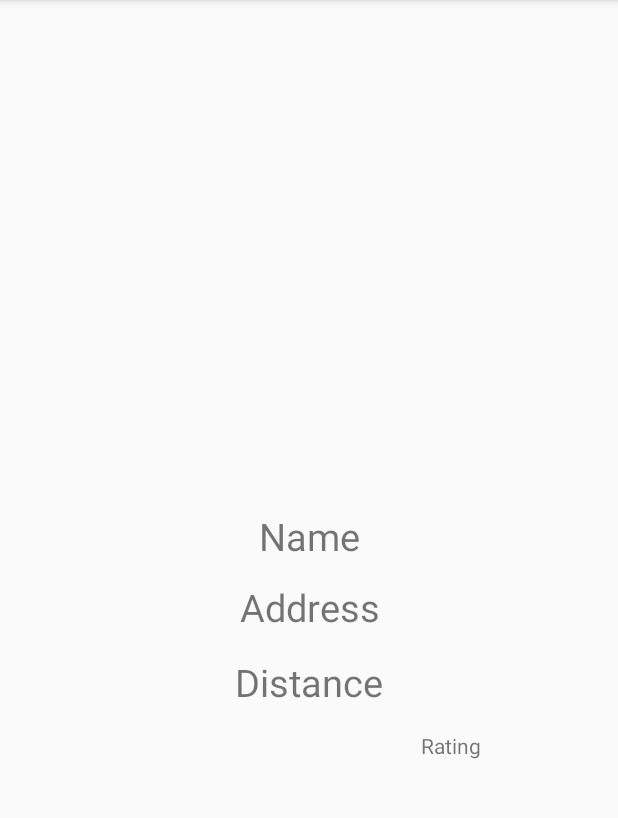
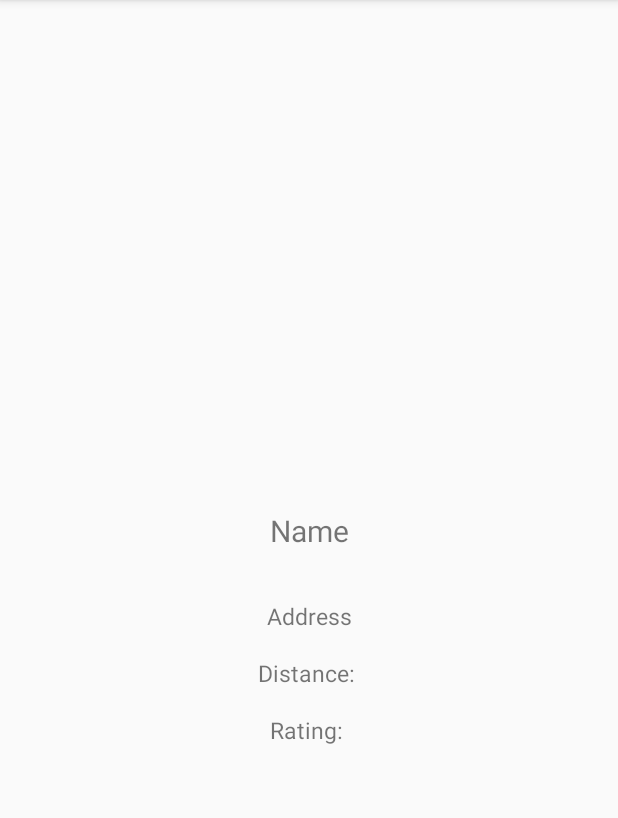
Before and after one commit to alexveshcher/WhatsAroundAndroid, an Android app: the PlaceDetailsActivity screen opened directly, with no data from a screen before it, on a phone screen of 412 x 824 dp, the part 84-902 px from its top. Run offline under Robolectric (Android 15) with nearby library versions, the phone set to English and light mode, and no system bars; our stand-ins replace Picasso; pictures from the network do not load; 6 statements that could not run were skipped.

Commit message:
fix null values and place details activity

```diff
--- a/app/src/main/java/ua/com/aveshcher/whatsaroundandroid/activity/MapsActivity.java
+++ b/app/src/main/java/ua/com/aveshcher/whatsaroundandroid/activity/MapsActivity.java
@@ -171,7 +171,7 @@ public class MapsActivity extends FragmentActivity implements OnMapReadyCallback
                         .position(new LatLng(place.getLat(), place.getLng()))
                         .title(place.getName())
                         .snippet(place.getAddress())
-                        .icon(BitmapDescriptorFactory.defaultMarker(BitmapDescriptorFactory.HUE_CYAN))
+                        .icon(BitmapDescriptorFactory.defaultMarker(BitmapDescriptorFactory.HUE_VIOLET))
                 );
                 placeMarker.setTag(place);
             }
--- a/app/src/main/java/ua/com/aveshcher/whatsaroundandroid/activity/PlaceDetailsActivity.java
+++ b/app/src/main/java/ua/com/aveshcher/whatsaroundandroid/activity/PlaceDetailsActivity.java
@@ -35,7 +35,7 @@ public class PlaceDetailsActivity extends AppCompatActivity {
 
         nameTextView.setText(place.getName());
         addressTextView.setText(place.getAddress());
-        distanceTextView.setText(String.valueOf(place.getDistance()));
-        ratingTextView.setText(String.valueOf(place.getRating()));
+        distanceTextView.append(String.valueOf(place.getDistance()) + " m");
+        ratingTextView.append(String.valueOf(place.getRating()) + "/10");
     }
 }
--- a/app/src/main/java/ua/com/aveshcher/whatsaroundandroid/service/GPSService.java
+++ b/app/src/main/java/ua/com/aveshcher/whatsaroundandroid/service/GPSService.java
@@ -126,6 +126,10 @@ public class GPSService extends Service {
     @Override
     public void onDestroy() {
 //        Log.d(TAG, "onDestroy()");
+        Toast.makeText(getApplicationContext(),
+                                "Place search stopped", Toast.LENGTH_SHORT).show();
+        NotificationManager notificationManager = (NotificationManager) getApplicationContext().getSystemService(Context.NOTIFICATION_SERVICE);
+        notificationManager.cancel(001);
         super.onDestroy();
         if(locationManager != null){
             //noinspection MissingPermission
--- a/app/src/main/res/layout/activity_place_details.xml
+++ b/app/src/main/res/layout/activity_place_details.xml
@@ -20,43 +20,41 @@
     <TextView
             android:id="@+id/name_text_view"
             android:text="Name"
-            android:textSize="25sp"
-            android:layout_width="260dp"
-            android:layout_height="42dp"
+            android:textSize="20sp"
             app:layout_constraintRight_toRightOf="parent"
             android:layout_marginTop="24dp"
             app:layout_constraintTop_toBottomOf="@+id/place_image"
             app:layout_constraintLeft_toLeftOf="parent"
             android:textAlignment="center"
-    />
+            android:layout_width="300dp" android:layout_height="52dp"/>
     <TextView
             android:id="@+id/address_text_view"
             android:text="Address"
-            android:textSize="25sp"
-            android:layout_width="260dp"
-            android:layout_height="42dp"
+            android:textSize="15sp"
             app:layout_constraintRight_toRightOf="parent"
-            android:layout_marginTop="5dp"
+            android:layout_marginTop="8dp"
             app:layout_constraintTop_toBottomOf="@+id/name_text_view"
             app:layout_constraintLeft_toLeftOf="parent"
             android:textAlignment="center"
-    />
+            android:layout_height="30dp" android:layout_width="300dp"/>
     <TextView
             android:id="@+id/distance_text_view"
-            android:text="Distance"
-            android:textSize="25sp"
-            android:layout_width="260dp"
-            android:layout_height="42dp"
+            android:text="Distance: "
+            android:textSize="15sp"
+            android:layout_width="300dp"
             app:layout_constraintRight_toRightOf="parent"
             app:layout_constraintLeft_toLeftOf="parent"
             android:textAlignment="center"
             android:layout_marginTop="8dp" app:layout_constraintTop_toBottomOf="@+id/address_text_view"
-    />
+            android:layout_height="30dp"/>
     <TextView
-            android:text="Rating"
-            android:layout_width="115dp"
+            android:text="Rating: "
             android:layout_height="30dp"
-            android:id="@+id/rating_text_view" android:layout_marginEnd="16dp"
-            app:layout_constraintRight_toRightOf="parent" android:layout_marginTop="8dp"
-            app:layout_constraintTop_toBottomOf="@+id/distance_text_view"/>
+            android:textSize="15sp"
+            android:id="@+id/rating_text_view"
+            android:layout_marginTop="8dp"
+            android:textAlignment="center"
+            app:layout_constraintTop_toBottomOf="@+id/distance_text_view" android:layout_marginEnd="16dp"
+            app:layout_constraintRight_toRightOf="parent" android:layout_marginStart="16dp"
+            app:layout_constraintLeft_toLeftOf="parent" android:layout_width="300dp"/>
 </android.support.constraint.ConstraintLayout>
--- a/app/src/main/res/xml/pref_headers.xml
+++ b/app/src/main/res/xml/pref_headers.xml
@@ -3,10 +3,6 @@
     <!-- These settings headers are only used on tablets. -->
 
 
-    <header
-            android:fragment="ua.com.aveshcher.whatsaroundandroid.activity.SettingsActivity$NotificationPreferenceFragment"
-            android:title="@string/pref_header_notifications"
-            android:icon="@drawable/ic_notifications_black_24dp"/>
 
     <header
             android:fragment="ua.com.aveshcher.whatsaroundandroid.activity.SettingsActivity$DataSyncPreferenceFragment"
```
Also changed, not shown: app/src/main/java/ua/com/aveshcher/whatsaroundandroid/dto/Place.java (+7 -1 lines).
